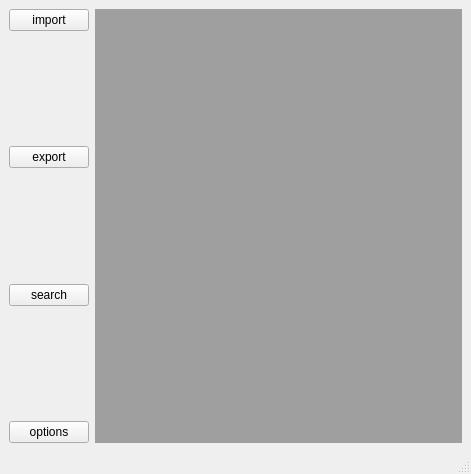
This is stdb_main.ui in dkratzert/StructureFinder as Qt 5 draws it before an edit. The edited form follows.
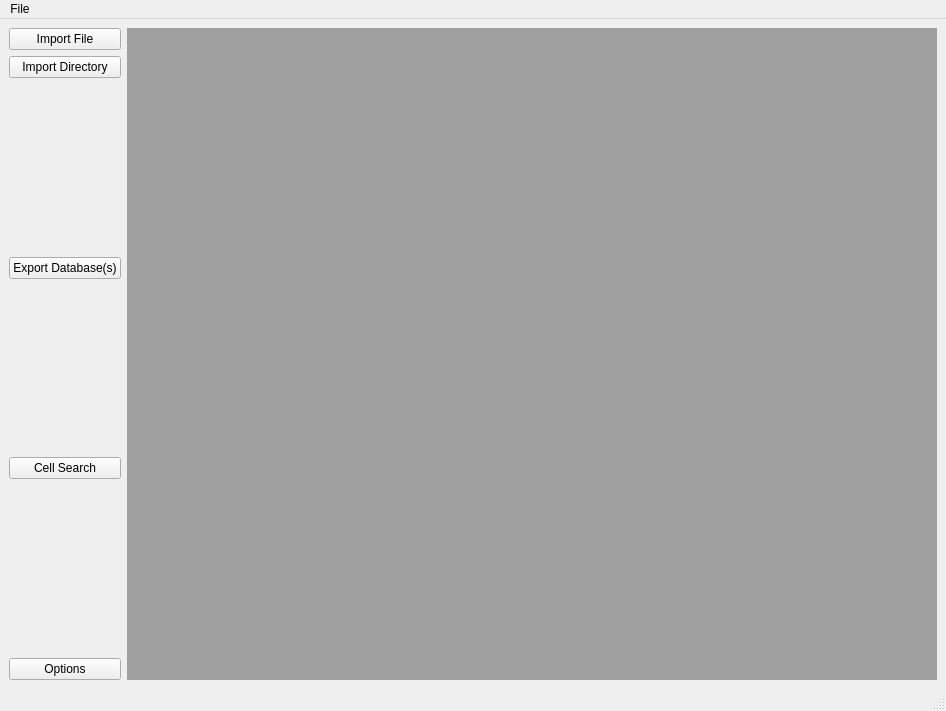
This is the edited form.

Patch:
```diff
--- a/stdb_main.ui
+++ b/stdb_main.ui
@@ -6,8 +6,8 @@
    <rect>
     <x>0</x>
     <y>0</y>
-    <width>471</width>
-    <height>474</height>
+    <width>946</width>
+    <height>711</height>
    </rect>
   </property>
   <property name="windowTitle">
@@ -20,7 +20,14 @@
       <item>
        <widget class="QPushButton" name="pushButton_2">
         <property name="text">
-         <string>import</string>
+         <string>Import File</string>
+        </property>
+       </widget>
+      </item>
+      <item>
+       <widget class="QPushButton" name="importDirButton">
+        <property name="text">
+         <string>Import Directory</string>
         </property>
        </widget>
       </item>
@@ -40,7 +47,7 @@
       <item>
        <widget class="QPushButton" name="pushButton_3">
         <property name="text">
-         <string>export</string>
+         <string>Export Database(s)</string>
         </property>
        </widget>
       </item>
@@ -60,7 +67,7 @@
       <item>
        <widget class="QPushButton" name="pushButton_4">
         <property name="text">
-         <string>search</string>
+         <string>Cell Search</string>
         </property>
        </widget>
       </item>
@@ -80,7 +87,7 @@
       <item>
        <widget class="QPushButton" name="pushButton">
         <property name="text">
-         <string>options</string>
+         <string>Options</string>
         </property>
        </widget>
       </item>
@@ -96,10 +103,17 @@
     <rect>
      <x>0</x>
      <y>0</y>
-     <width>471</width>
+     <width>946</width>
      <height>21</height>
     </rect>
    </property>
+   <widget class="QMenu" name="fileMenu">
+    <property name="title">
+     <string>File</string>
+    </property>
+    <addaction name="actionExit"/>
+   </widget>
+   <addaction name="fileMenu"/>
   </widget>
   <widget class="QStatusBar" name="statusbar"/>
  </widget>
```
Left out of the diff: 65 changed lines with no effect on the pictures.
